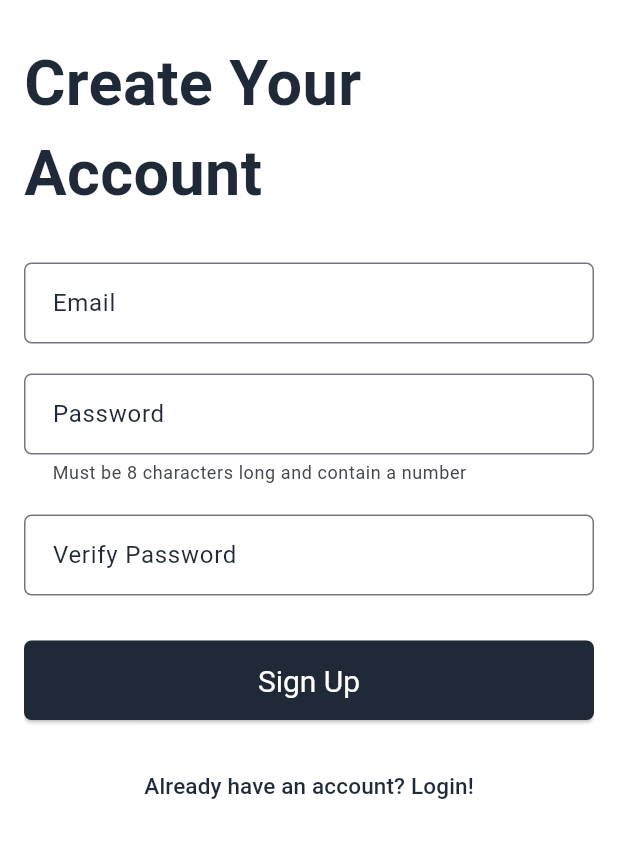
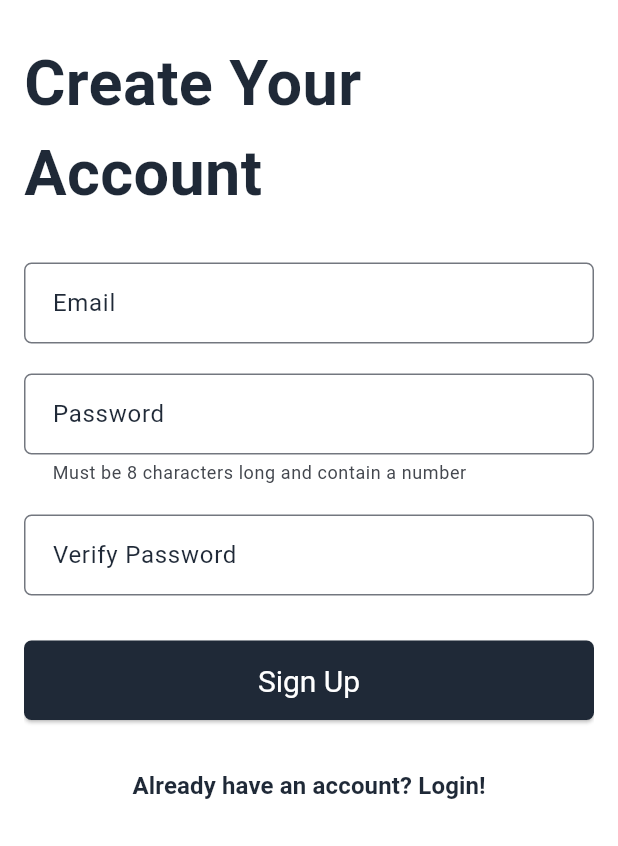
Before and after one commit to FarisAlamoudi/BigProject, a Flutter app: the SignUpPage screen opened directly, scrolled down 228 dp, on a phone screen of 412 x 824 dp, the part 390-1236 px from its top. Run offline on Flutter 3.47's test engine with Material 3 defaults, Android fonts, the phone set to English and light mode, and no system bars; missing offline and left inert: mongo_dart; Roboto replaces fonts that are missing (SpaceMono).

Commit message:
Update sign_up_page.dart

```diff
--- a/frontendMobile/lib/sign_up_page.dart
+++ b/frontendMobile/lib/sign_up_page.dart
@@ -293,7 +293,9 @@ class _SignUpPageState extends State<SignUpPage> {
                             child: const Text(
                               'Already have an account? Login!',
                               style: TextStyle(
-                                fontSize: 15,
+                                fontSize: 16,
+                                color: Color.fromARGB(255, 31, 41, 55),
+                                fontWeight: FontWeight.bold,
                                 fontFamily: 'SpaceMono',
                               ),
                             ),
```
